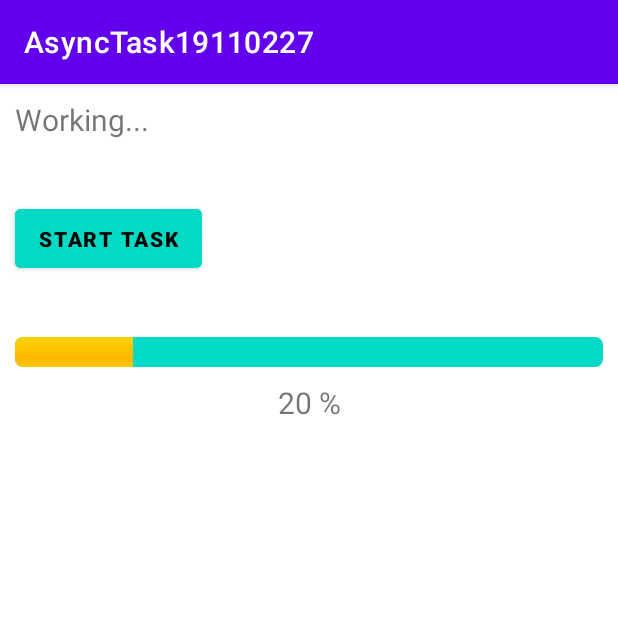
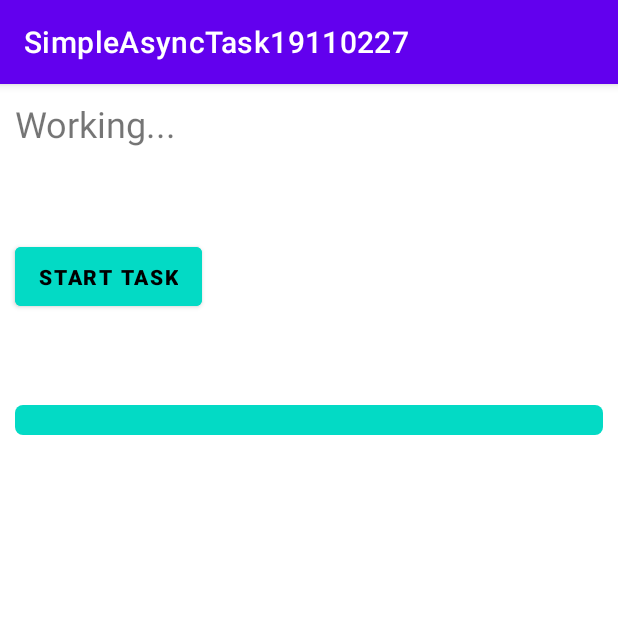
Before and after one commit to TNQuocKhanh/AsyncTask19110227, an Android app: the screen it shows after launch (MainActivity), after a tap on "START TASK", on a phone screen of 412 x 824 dp, the top half of it. Run offline under Robolectric (Android 15) with nearby library versions, the phone set to English and light mode, and no system bars.

Commit message:
Commit 17/04

```diff
--- a/app/src/main/java/com/example/asynctask19110227/MainActivity.java
+++ b/app/src/main/java/com/example/asynctask19110227/MainActivity.java
@@ -9,82 +9,53 @@ import android.widget.Button;
 import android.widget.ProgressBar;
 import android.widget.TextView;
 
-import java.util.ArrayList;
-import java.util.List;
-
 public class MainActivity extends AppCompatActivity {
 
-    private Button btnStart;
-    private TextView txtShow, txtHeading;
-    private ProgressBar pgbMain;
-
-    private AsyncTask myTask;
+    private TextView txtStatus;
+    private Button btnStartTask;
+    private ProgressBar progressBar;
 
     @Override
     protected void onCreate(Bundle savedInstanceState) {
         super.onCreate(savedInstanceState);
         setContentView(R.layout.activity_main);
 
-        AnhXa();
+        txtStatus = (TextView) findViewById(R.id.textViewStatus);
+        btnStartTask = (Button) findViewById(R.id.buttonStartTask);
+        progressBar = (ProgressBar) findViewById(R.id.progressBar);
 
-        btnStart.setOnClickListener(new View.OnClickListener() {
+        btnStartTask.setOnClickListener(new View.OnClickListener() {
             @Override
             public void onClick(View view) {
-                txtHeading.setText("Working...");
-                txtShow.setText("");
-
-                myTask = new DownloadTask()
-                        .execute("Task 1", "Task 2", "Task 3", "Task 4", "Task 5",
-                                "Task 6", "Task 7", "Task 8", "Task 9", "Task 10"
-                        );
+                txtStatus.setText(R.string.text_working);
+                new DownloadTask().execute("");
             }
         });
     }
 
-    private void AnhXa() {
-        btnStart = (Button) findViewById(R.id.buttonStartTask);
-        txtShow = (TextView) findViewById(R.id.textViewShow);
-        txtHeading = (TextView) findViewById(R.id.textViewHeading);
-        pgbMain = (ProgressBar) findViewById(R.id.progressBar);
-    }
+    private class DownloadTask extends AsyncTask<String, Integer, String> {
 
-    private class DownloadTask extends AsyncTask<String,Integer, List<String>>{
-        protected void onPreExecute(){
-        }
-
-        protected List<String> doInBackground(String...tasks){
-            int count = tasks.length;
-            List<String> taskList= new ArrayList<>(count);
-
-            for(int i =0;i<count;i++){
-                String currentTask = tasks[i];
-                taskList.add(currentTask);
-
+        protected String doInBackground(String... params) {
+            for (int i = 0; i < 100; i = i + 10) {
                 try {
                     Thread.sleep(1000);
                 } catch (InterruptedException e) {
                     e.printStackTrace();
                 }
 
-                publishProgress((int) (((i+1) / (float) count) * 100));
-
-                if(isCancelled()){
+                publishProgress((i + 10));
+                if (isCancelled()) {
                     break;
                 }
             }
-            return taskList;
+            return null;
         }
 
-        protected void onProgressUpdate(Integer... progress){
-            txtShow.setText(""+progress[0] + " %");
-            pgbMain.setProgress(progress[0]);
+        protected void onProgressUpdate(Integer... progress) {
+            progressBar.setProgress(progress[0]);
 
-            if(pgbMain.getProgress()==100){
-                txtHeading.setText("Done.");
-            }
-        }
-        protected void onPostExecute(List<String> result){
-            for (int i=0;i<result.size();i++){
+            if (progressBar.getProgress() == 100) {
+                txtStatus.setText(R.string.text_complete);
             }
         }
     }
--- a/app/src/main/res/layout/activity_main.xml
+++ b/app/src/main/res/layout/activity_main.xml
@@ -9,12 +9,13 @@
     tools:context=".MainActivity">
 
     <TextView
-        android:id="@+id/textViewHeading"
+        android:id="@+id/textViewStatus"
         android:layout_width="match_parent"
         android:layout_height="wrap_content"
+        android:text="@string/text_heading"
         android:padding="10dp"
-        android:textSize="20sp"
-        android:text="Napping..." />
+        android:textSize="24sp"
+        android:textAlignment="textStart" />
 
     <Button
         android:id="@+id/buttonStartTask"
@@ -23,10 +24,10 @@
         android:backgroundTint="@color/teal_200"
         android:textColor="#000000"
         android:textStyle="bold"
-        android:text="Start Task"
+        android:layout_marginVertical="50dp"
+        android:layout_marginStart="10dp"
+        android:text="@string/button_start"
         android:paddingVertical="10dp"
-        android:layout_marginVertical="30dp"
-        android:layout_marginLeft="10dp"
         android:layout_gravity="top|start" />
 
     <ProgressBar
@@ -34,21 +35,11 @@
         style="@android:style/Widget.ProgressBar.Horizontal"
         android:layout_width="match_parent"
         android:layout_height="wrap_content"
-        android:layout_gravity="bottom"
         android:layout_margin="10dp"
         android:indeterminate="false"
+        android:layout_gravity="bottom"
         android:progressBackgroundTint="@color/teal_200"
         app:layout_anchor="@id/buttonStartTask"
         app:layout_anchorGravity="bottom" />
 
-    <TextView
-        android:id="@+id/textViewShow"
-        android:layout_width="match_parent"
-        android:layout_height="wrap_content"
-        app:layout_anchor="@id/progressBar"
-        android:layout_gravity="bottom|center_horizontal"
-        app:layout_anchorGravity="bottom|center_horizontal"
-        android:textSize="20sp"
-        android:gravity="center_horizontal" />
-
 </LinearLayout>
--- a/app/src/main/res/values/strings.xml
+++ b/app/src/main/res/values/strings.xml
@@ -1,3 +1,7 @@
 <resources>
-    <string name="app_name">AsyncTask19110227</string>
+    <string name="app_name">SimpleAsyncTask19110227</string>
+    <string name="text_heading">Napping...</string>
+    <string name="text_working">Working...</string>
+    <string name="button_start">Start Task</string>
+    <string name="text_complete">Finish.</string>
 </resources>
```
